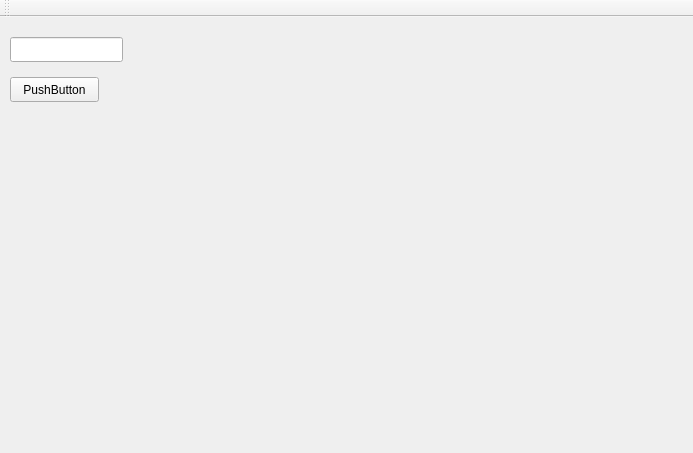
PaBochka/Cubical_Spline, file mainwindow.ui: the form before one commit.
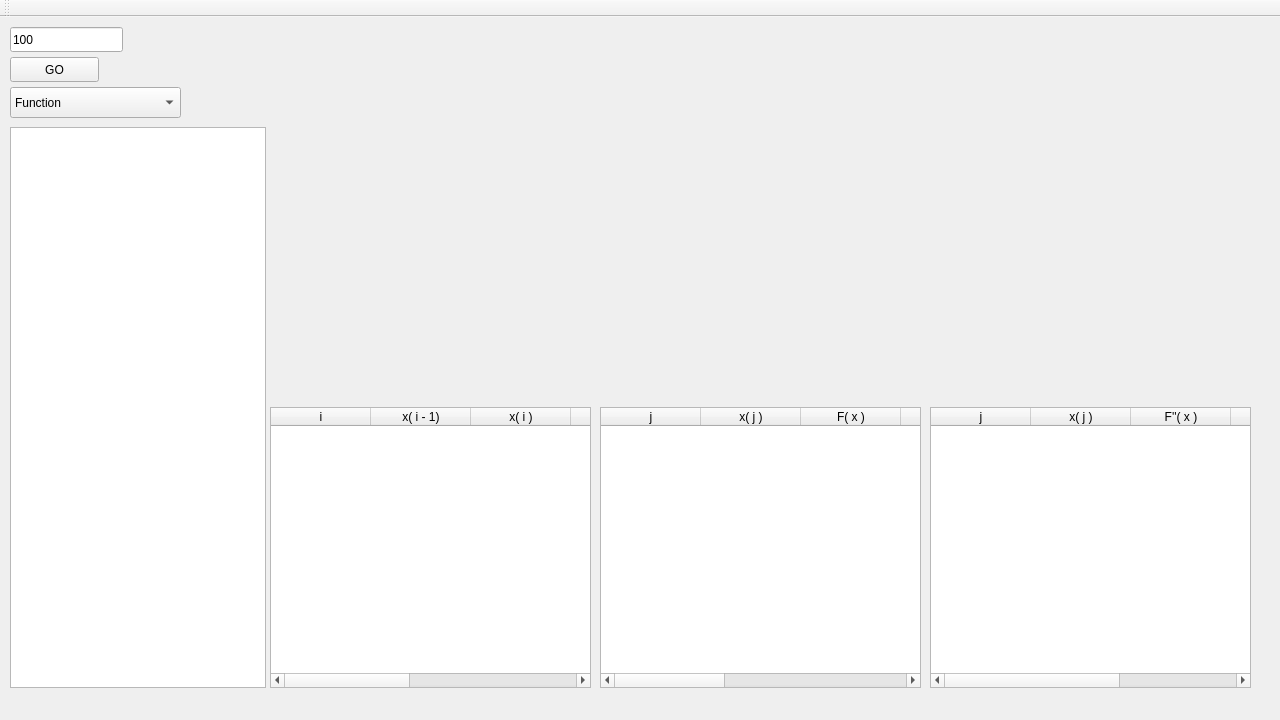
The form after the commit. Custom widgets are drawn as their Qt base class.

What changed in the file:
```diff
--- a/mainwindow.ui
+++ b/mainwindow.ui
@@ -6,8 +6,8 @@
    <rect>
     <x>0</x>
     <y>0</y>
-    <width>693</width>
-    <height>453</height>
+    <width>1280</width>
+    <height>720</height>
    </rect>
   </property>
   <property name="windowTitle">
@@ -18,32 +18,203 @@
     <property name="geometry">
      <rect>
       <x>10</x>
-      <y>60</y>
+      <y>40</y>
       <width>89</width>
       <height>25</height>
      </rect>
     </property>
     <property name="text">
-     <string>PushButton</string>
+     <string>GO</string>
     </property>
    </widget>
    <widget class="QLineEdit" name="lineEdit">
     <property name="geometry">
      <rect>
       <x>10</x>
-      <y>20</y>
+      <y>10</y>
       <width>113</width>
       <height>25</height>
      </rect>
     </property>
+    <property name="text">
+     <string>100</string>
+    </property>
    </widget>
-   <widget class="QCustomPlot" name="widget" native="true">
+   <widget class="QStackedWidget" name="stackedWidget">
     <property name="geometry">
      <rect>
-      <x>140</x>
+      <x>280</x>
       <y>10</y>
-      <width>501</width>
-      <height>251</height>
+      <width>941</width>
+      <height>371</height>
+     </rect>
+    </property>
+    <widget class="QCustomPlot" name="page"/>
+    <widget class="QCustomPlot" name="page_2"/>
+    <widget class="QCustomPlot" name="page_3"/>
+   </widget>
+   <widget class="QComboBox" name="comboBox">
+    <property name="geometry">
+     <rect>
+      <x>10</x>
+      <y>70</y>
+      <width>171</width>
+      <height>31</height>
+     </rect>
+    </property>
+    <item>
+     <property name="text">
+      <string>Function</string>
+     </property>
+    </item>
+    <item>
+     <property name="text">
+      <string>First_dev</string>
+     </property>
+    </item>
+    <item>
+     <property name="text">
+      <string>Second_dev</string>
+     </property>
+    </item>
+   </widget>
+   <widget class="QTableWidget" name="tableWidget">
+    <property name="geometry">
+     <rect>
+      <x>270</x>
+      <y>390</y>
+      <width>321</width>
+      <height>281</height>
+     </rect>
+    </property>
+    <column>
+     <property name="text">
+      <string>i</string>
+     </property>
+    </column>
+    <column>
+     <property name="text">
+      <string>x( i - 1)</string>
+     </property>
+    </column>
+    <column>
+     <property name="text">
+      <string>x( i )</string>
+     </property>
+    </column>
+    <column>
+     <property name="text">
+      <string>a</string>
+     </property>
+    </column>
+    <column>
+     <property name="text">
+      <string>b</string>
+     </property>
+    </column>
+    <column>
+     <property name="text">
+      <string>c</string>
+     </property>
+    </column>
+    <column>
+     <property name="text">
+      <string>d</string>
+     </property>
+    </column>
+   </widget>
+   <widget class="QTableWidget" name="tableWidget_2">
+    <property name="geometry">
+     <rect>
+      <x>600</x>
+      <y>390</y>
+      <width>321</width>
+      <height>281</height>
+     </rect>
+    </property>
+    <column>
+     <property name="text">
+      <string>j</string>
+     </property>
+    </column>
+    <column>
+     <property name="text">
+      <string>x( j )</string>
+     </property>
+    </column>
+    <column>
+     <property name="text">
+      <string>F( x )</string>
+     </property>
+    </column>
+    <column>
+     <property name="text">
+      <string>S( x )</string>
+     </property>
+    </column>
+    <column>
+     <property name="text">
+      <string>F( x ) - S( x )</string>
+     </property>
+    </column>
+    <column>
+     <property name="text">
+      <string>F'( x )</string>
+     </property>
+    </column>
+    <column>
+     <property name="text">
+      <string>S'( x )</string>
+     </property>
+    </column>
+    <column>
+     <property name="text">
+      <string>F'( x ) - S'( x )</string>
+     </property>
+    </column>
+   </widget>
+   <widget class="QTableWidget" name="tableWidget_3">
+    <property name="geometry">
+     <rect>
+      <x>930</x>
+      <y>390</y>
+      <width>321</width>
+      <height>281</height>
+     </rect>
+    </property>
+    <column>
+     <property name="text">
+      <string>j</string>
+     </property>
+    </column>
+    <column>
+     <property name="text">
+      <string>x( j )</string>
+     </property>
+    </column>
+    <column>
+     <property name="text">
+      <string>F''( x )</string>
+     </property>
+    </column>
+    <column>
+     <property name="text">
+      <string>S''( x )</string>
+     </property>
+    </column>
+    <column>
+     <property name="text">
+      <string>F''( x ) - S''( x )</string>
+     </property>
+    </column>
+   </widget>
+   <widget class="QTextBrowser" name="textBrowser">
+    <property name="geometry">
+     <rect>
+      <x>10</x>
+      <y>110</y>
+      <width>256</width>
+      <height>561</height>
      </rect>
     </property>
    </widget>
```
Left out of the diff: 2 changed lines with no effect on the pictures.
